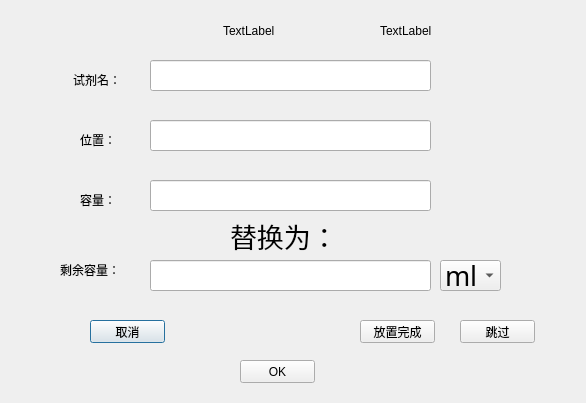
Qt form Qt_Dev/v1.1/test_one/execut_window.ui (xuezeao/git_program) before a commit.
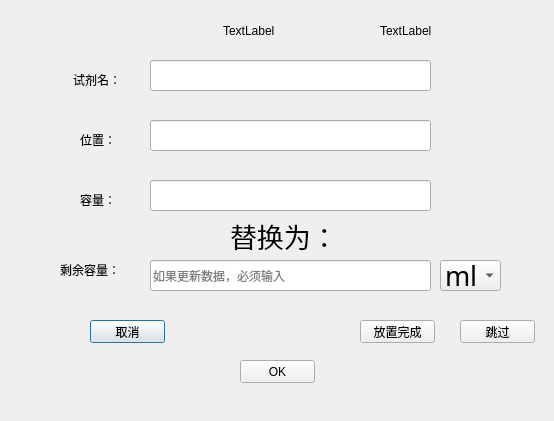
The same form after that commit.

What changed in the file:
```diff
--- a/Qt_Dev/v1.1/test_one/execut_window.ui
+++ b/Qt_Dev/v1.1/test_one/execut_window.ui
@@ -6,8 +6,8 @@
    <rect>
     <x>0</x>
     <y>0</y>
-    <width>586</width>
-    <height>403</height>
+    <width>554</width>
+    <height>421</height>
    </rect>
   </property>
   <property name="windowTitle">
@@ -149,6 +149,9 @@
      <height>31</height>
     </rect>
    </property>
+   <property name="placeholderText">
+    <string>如果更新数据，必须输入</string>
+   </property>
   </widget>
   <widget class="QLabel" name="label_oddDose">
    <property name="geometry">
```
